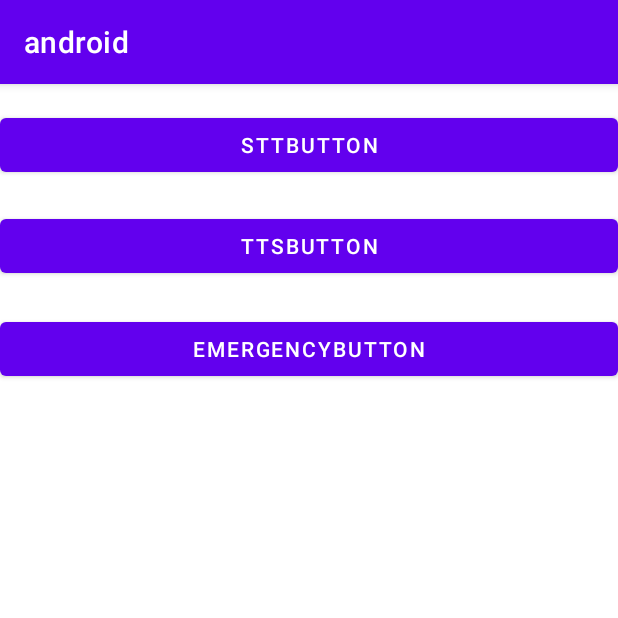
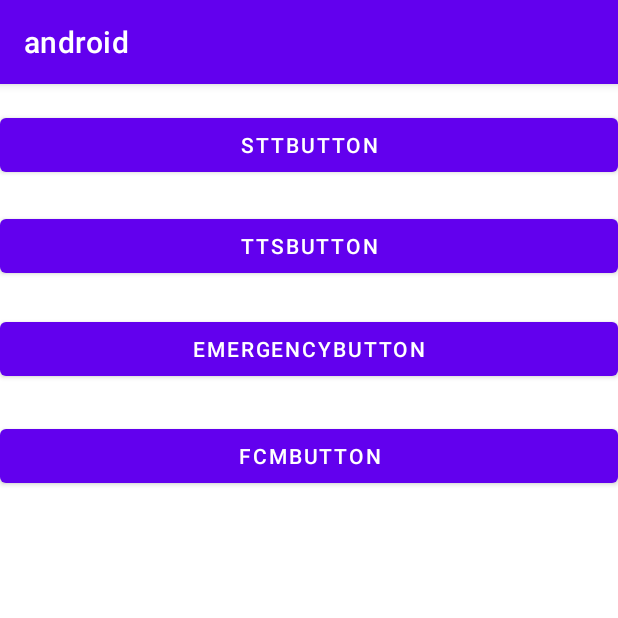
Before and after one commit to JoungMinJu/2022-2-SCS4031-SADYz, an Android app: the screen it shows after launch (MainActivity), on a phone screen of 412 x 824 dp, the top half of it. Run offline under Robolectric (Android 15) with nearby library versions, the phone set to English and light mode, and no system bars.

```diff
--- a/android/app/src/main/java/com/example/android/activiy/MainActivity.java
+++ b/android/app/src/main/java/com/example/android/activiy/MainActivity.java
@@ -7,12 +7,15 @@
 import android.widget.Button;
 
 import com.example.android.R;
+import com.example.android.firebase.MyFirebaseMessagingService;
+import com.google.firebase.messaging.FirebaseMessaging;
 
 
 public class MainActivity extends AppCompatActivity {
     Button sttButton;
     Button ttsButton;
     Button emergencyButton;
+    Button fcmButton;
 
     @Override
     protected void onCreate(Bundle savedInstanceState) {
@@ -22,6 +25,7 @@
         sttButton = (Button) findViewById(R.id.sttbutton);
         ttsButton = (Button) findViewById(R.id.ttsbutton);
         emergencyButton = (Button) findViewById(R.id.emergencybutton);
+        fcmButton = (Button) findViewById(R.id.fcmbutton);
 
         sttButton.setOnClickListener((v) ->{
             Intent sttIntent = new Intent(getApplicationContext(), SttActivity.class);
@@ -37,6 +41,13 @@
             Intent emergencyIntent = new Intent(getApplicationContext(), EmergencyActivity.class);
             startActivity(emergencyIntent);
         });
+
+        fcmButton.setOnClickListener((v) -> {
+            Intent fcm = new Intent(getApplicationContext(),  MyFirebaseMessagingService.class);
+            startService(fcm);
+        });
     }
 
+
+
 }
--- a/android/app/src/main/res/layout/activity_main.xml
+++ b/android/app/src/main/res/layout/activity_main.xml
@@ -42,4 +42,16 @@
         app:layout_constraintTop_toTopOf="parent"
         app:layout_constraintVertical_bias="0.212" />
 
+    <Button
+        android:id="@+id/fcmbutton"
+        android:layout_width="fill_parent"
+        android:layout_height="wrap_content"
+        android:text="fcmbutton"
+        app:layout_constraintBottom_toBottomOf="parent"
+        app:layout_constraintEnd_toEndOf="parent"
+        app:layout_constraintHorizontal_bias="1.0"
+        app:layout_constraintStart_toStartOf="parent"
+        app:layout_constraintTop_toTopOf="parent"
+        app:layout_constraintVertical_bias="0.311" />
+
 </androidx.constraintlayout.widget.ConstraintLayout>
```
Also changed, not shown: android/app/src/main/java/com/example/android/activiy/OutingActivity.java (added, +17 -0 lines), android/app/src/main/res/layout/activity_outing.xml (added, +33 -0 lines).
